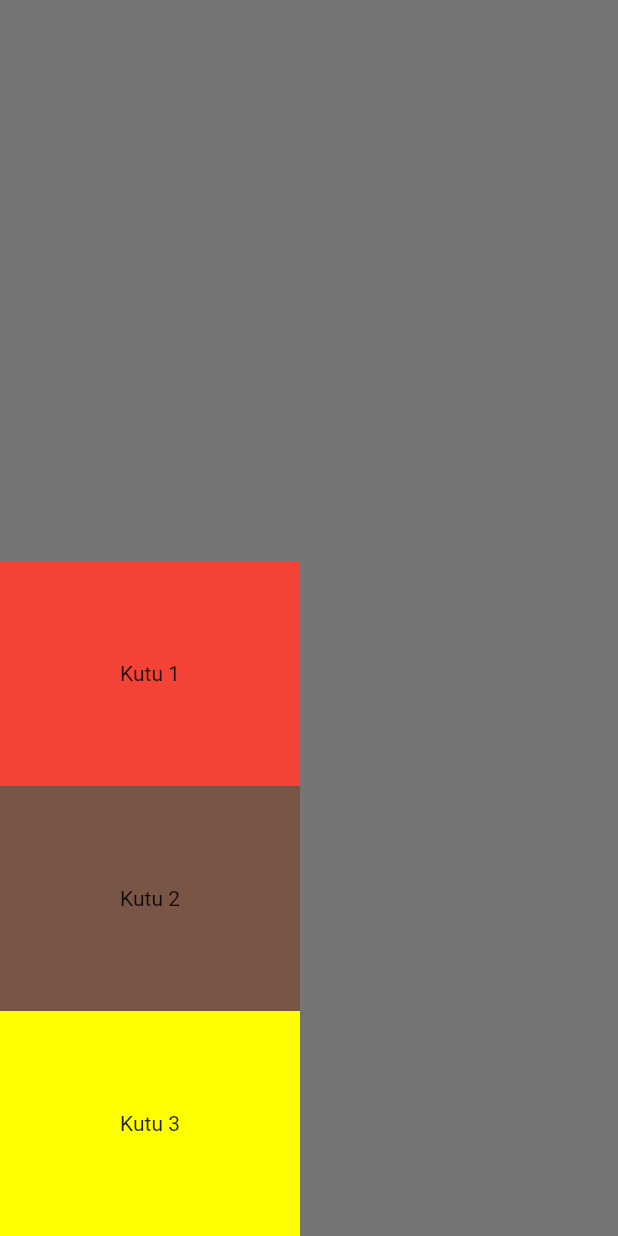
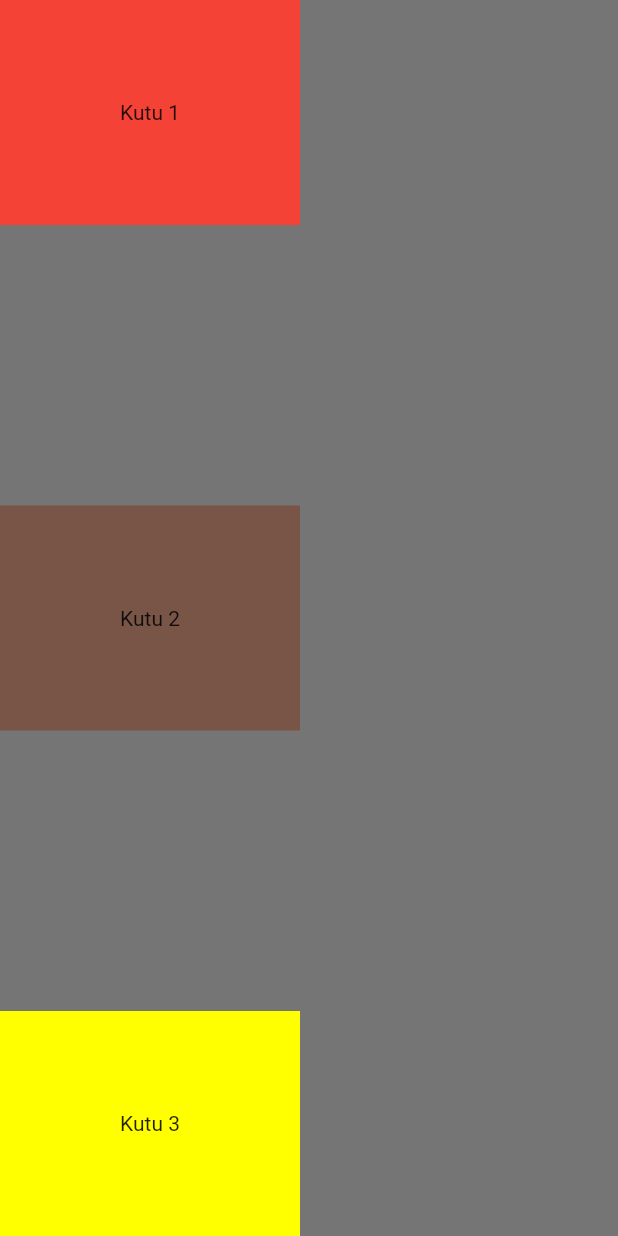
Before and after one commit to yssfsahn/kahve-dunyasi, a Flutter app: the screen it shows after launch, on a phone screen of 412 x 824 dp. Run offline on Flutter 3.47's test engine with Material 2 defaults, Android fonts, the phone set to English and light mode, and no system bars.

Commit message:
//mainAxisSize: MainAxisSize.min, <= bu en minimal şekilde ekrara sığdırır //mainAxisAlignment: MainAxisAlignment.start: kutuları tepede tutturur, MainAxisAlignment.end ise kutuları alta tutturur.

```diff
--- a/lib/main.dart
+++ b/lib/main.dart
@@ -18,8 +18,12 @@ class YusufBox extends StatelessWidget {
           child: Column(
             //mainAxisSize: MainAxisSize.min, <= bu en minimal şekilde ekrara sığdırır
             //mainAxisAlignment: MainAxisAlignment.start: kutuları tepede tutturur, MainAxisAlignment.end ise kutuları alta tutturur.
-            mainAxisAlignment: MainAxisAlignment.end,
+            // mainAxisAlignment: MainAxisAlignment.center ise merkezde tutturur.
+            // mainAxisAlignment: MainAxisAlignment.spaceBetween = ortalarını boş bırakır eşit şekilde ekranra yayar
+            // "verticalDirection: VerticalDirection.up ve .down" // en üs ile en altın yerini dğeiştirir. ayna etkisi yaratıyor.
 
+            verticalDirection: VerticalDirection.down,
+            mainAxisAlignment: MainAxisAlignment.spaceBetween,
             children: [
               Container(
                 width: 200,
```
